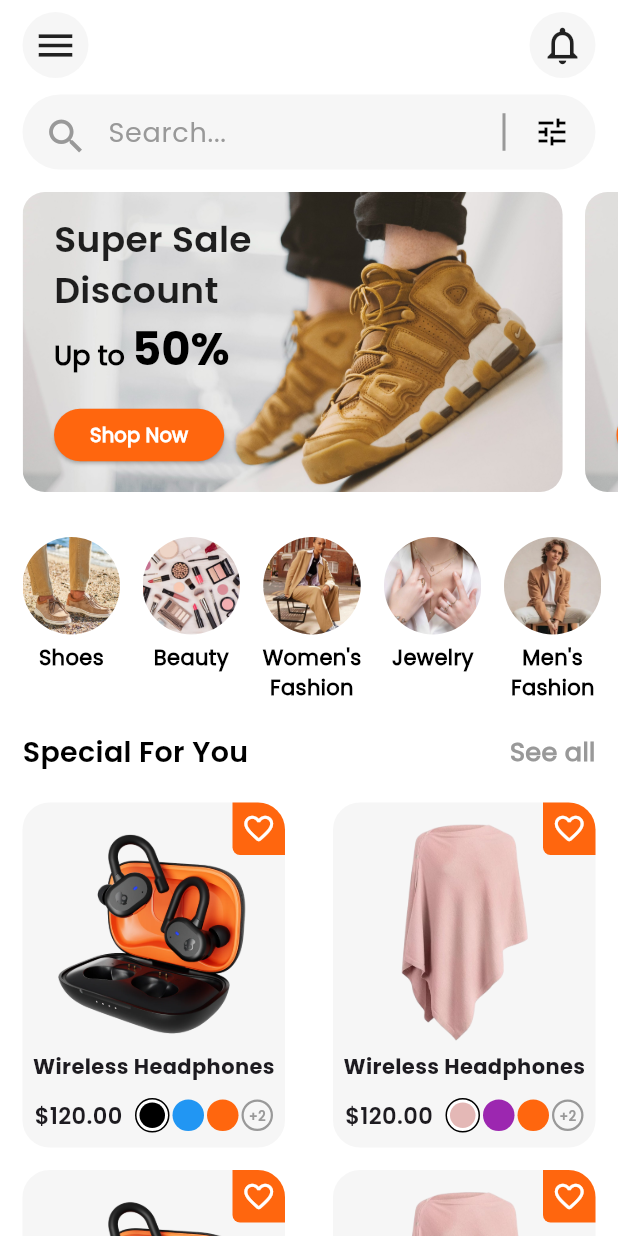
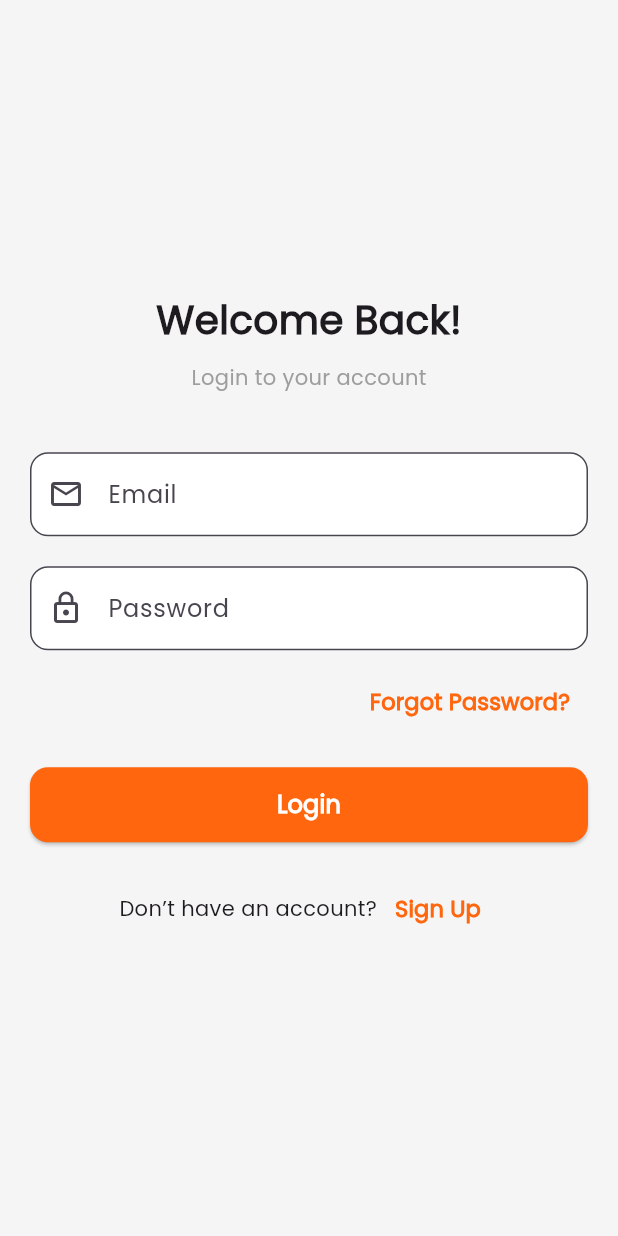
Before and after one commit to adityaasingh199/E-Commerce, a Flutter app: the screen it shows after launch, on a phone screen of 412 x 824 dp. Run offline on Flutter 3.47's test engine with Material 3 defaults, Android fonts, the phone set to English and light mode, and no system bars.

```diff
--- /dev/null
+++ b/lib/auth/log_in_page.dart
@@ -0,0 +1,98 @@
+import 'package:e_commerce/auth/sign_up_page.dart';
+import 'package:e_commerce/home_nav_page/home_nav_page.dart';
+import 'package:flutter/material.dart';
+
+class LoginScreen extends StatelessWidget {
+
+  TextEditingController emailController = TextEditingController();
+  TextEditingController passController = TextEditingController();
+
+  @override
+  Widget build(BuildContext context) {
+    return Scaffold(
+      backgroundColor: Colors.grey[100],
+      body: Padding(
+        padding: const EdgeInsets.all(20.0),
+        child: Column(
+          mainAxisAlignment: MainAxisAlignment.center,
+          children: [
+            Text(
+              'Welcome Back!',
+              style: TextStyle(fontSize: 26, fontWeight: FontWeight.bold),
+            ),
+            SizedBox(height: 10),
+            Text('Login to your account', style: TextStyle(color: Colors.grey)),
+            SizedBox(height: 40),
+
+            // Email
+            TextField(
+              controller: emailController,
+              decoration: InputDecoration(
+                hintText: 'Email',
+                prefixIcon: Icon(Icons.email_outlined),
+                filled: true,
+                fillColor: Colors.white,
+                border: OutlineInputBorder(borderRadius: BorderRadius.circular(12)),
+              ),
+            ),
+            SizedBox(height: 20),
+
+            // Password
+            TextField(
+              controller: passController,
+              obscureText: true,
+              decoration: InputDecoration(
+                hintText: 'Password',
+                prefixIcon: Icon(Icons.lock_outline),
+                filled: true,
+                fillColor: Colors.white,
+                border: OutlineInputBorder(borderRadius: BorderRadius.circular(12)),
+              ),
+            ),
+            SizedBox(height: 10),
+
+            Align(
+              alignment: Alignment.centerRight,
+              child: TextButton(
+                onPressed: () {},
+                child: Text('Forgot Password?',style: TextStyle(color: Color(0xffFF660E),fontWeight: FontWeight.bold,fontSize: 15),),
+              )
+            ),
+            SizedBox(height: 20),
+            // Login Button
+            SizedBox(
+              width: double.infinity,
+              height: 50,
+              child: ElevatedButton(
+                onPressed: () {
+                  Navigator.pushReplacement(context, MaterialPageRoute(builder: (context)=>HomeNavPage()));
+                },
+                child: Text('Login', style: TextStyle(fontSize: 16,fontWeight: FontWeight.bold)),
+                style: ElevatedButton.styleFrom(
+                  backgroundColor: Color(0xffFF660E),
+                  foregroundColor: Colors.white,
+                  shape: RoundedRectangleBorder(borderRadius: BorderRadius.circular(12)),
+                ),
+              ),
+            ),
+            SizedBox(height: 20),
+
+            // Register Option
+            Row(
+              mainAxisAlignment: MainAxisAlignment.center,
+              children: [
+                Text('Don’t have an account?'),
+                TextButton(
+                  onPressed: () {
+                    Navigator.push(context, MaterialPageRoute(builder: (_) => SignUpScreen()));
+                  },
+                  child: Text('Sign Up',style: TextStyle(color: Color(0xffFF660E),fontWeight:FontWeight.bold,fontSize: 15),),
+                ),
+              ],
+            )
+          ],
+        ),
+      ),
+    );
+  }
+}
--- a/lib/main.dart
+++ b/lib/main.dart
@@ -1,3 +1,4 @@
+import 'package:e_commerce/auth/log_in_page.dart';
 import 'package:e_commerce/home_nav_page/profie_nav_page.dart';
 import 'package:flutter/material.dart';
 import 'package:flutter/services.dart';
@@ -13,8 +14,6 @@ void main() {
       statusBarIconBrightness: Brightness.dark, // For dark icons
     ),
   );
-
-
 }
 
 class MyApp extends StatelessWidget {
@@ -26,7 +25,7 @@ class MyApp extends StatelessWidget {
         fontFamily: "Poppins"
       ),
       debugShowCheckedModeBanner: false,
-      home: HomeNavPage(),
+      home: LoginScreen(),
     );
   }
 }
```
Also changed, not shown: lib/auth/sign_up_page.dart (added, +102 -0 lines).
